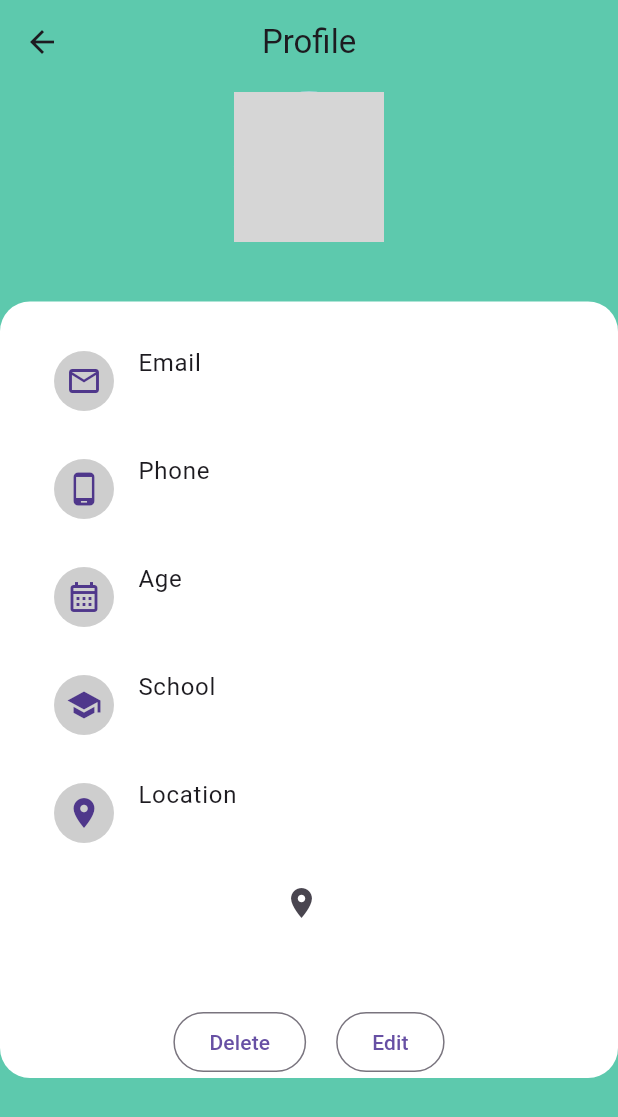
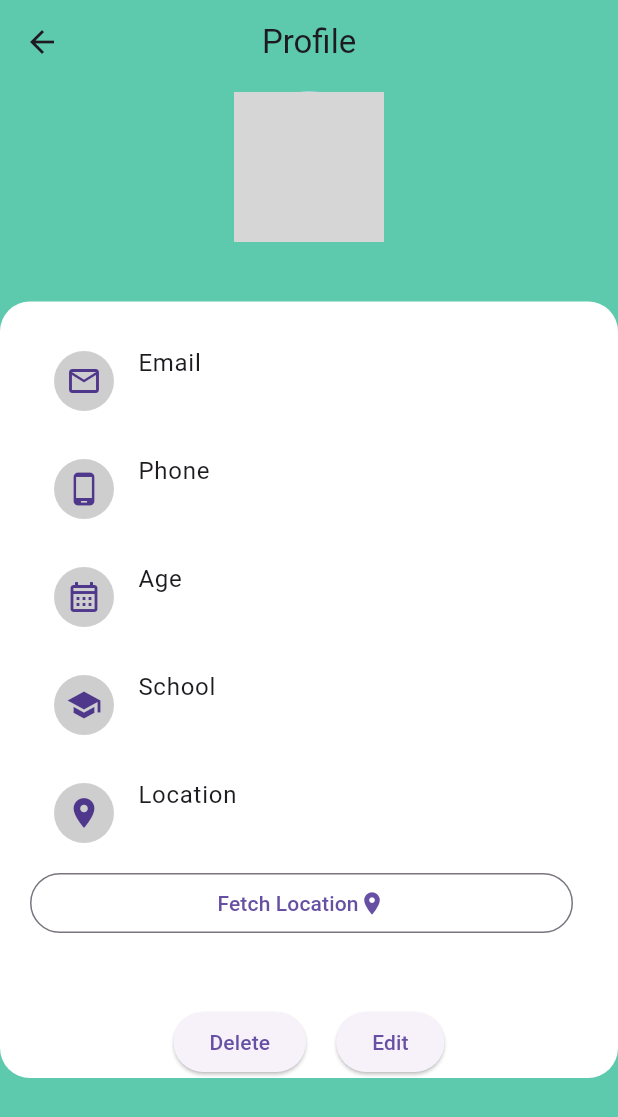
Before and after one commit to muhammed-shadil/firebase_student_login, a Flutter app: the Profilepage screen opened directly, on a phone screen of 412 x 824 dp. Shown: the top 1117 px of the screen. Run offline on Flutter 3.47's test engine with Material 3 defaults, Android fonts, the light colour scheme and no system bars; our stand-ins replace another_flutter_splash_screen, bloc, cloud_firestore, firebase_auth, firebase_core, firebase_messaging and 9 more; missing offline and left inert: app_settings; accounts and stored records are empty; network calls fail; grey boxes are pictures that could not be loaded.

Commit message:
final app with small changes

```diff
--- a/lib/view/screens/deletedialoge.dart
+++ b/lib/view/screens/deletedialoge.dart
@@ -40,6 +40,7 @@ class Deletescreen extends StatelessWidget {
         listener: (context, state) {
           if (state is Deletedloadingstate) {
             LoadingDialog.show(context);
+            // loadingsheet(context);
           }
          else if (state is Deletedstate) {
             LoadingDialog.hide(context);
--- a/lib/view/screens/loginscreen.dart
+++ b/lib/view/screens/loginscreen.dart
@@ -47,6 +47,7 @@ class Loginscreen extends StatelessWidget {
           child: BlocConsumer<AuthBlocBloc, AuthBlocState>(
             listener: (context, state) {
               if (state is AuthenticatedError) {
+
                 LoadingDialog.hide(context);
                 ScaffoldMessenger.of(context).showSnackBar(
                   SnackBar(
@@ -57,6 +58,7 @@ class Loginscreen extends StatelessWidget {
                 );
               } else if (state is AuthLoading) {
                 LoadingDialog.show(context);
+                // loadingsheet(context);
               } else if (state is Authenticated) {
                 LoadingDialog.hide(context);
                 WidgetsBinding.instance.addPostFrameCallback((_) {
--- a/lib/view/screens/profilepage.dart
+++ b/lib/view/screens/profilepage.dart
@@ -198,7 +198,7 @@ class _ProfilepageState extends State<Profilepage> {
                                                       Icons.location_on),
                                                 ),
                                         ),
-                                        IconButton(
+                                        OutlinedButton(
                                           onPressed: () {
                                             BlocProvider.of<FetchlocationBloc>(
                                                     context)
@@ -206,7 +206,11 @@ class _ProfilepageState extends State<Profilepage> {
                                                     email:
                                                         studentData['email']));
                                           },
-                                          icon: const Icon(Icons.location_on),
+                                          child: Row(mainAxisAlignment: MainAxisAlignment.center,
+                                            children: [Text("Fetch Location"),
+                                              const Icon(Icons.location_on),
+                                            ],
+                                          ),
                                         ),
                                       ],
                                     ),
@@ -214,7 +218,7 @@ class _ProfilepageState extends State<Profilepage> {
                                   Row(
                                     mainAxisAlignment: MainAxisAlignment.center,
                                     children: [
-                                      OutlinedButton(
+                                      ElevatedButton(
                                           onPressed: () {
                                             Navigator.push(
                                                 context,
@@ -226,7 +230,7 @@ class _ProfilepageState extends State<Profilepage> {
                                       const SizedBox(
                                         width: 20,
                                       ),
-                                      OutlinedButton(
+                                      ElevatedButton(
                                           onPressed: () {
                                             Navigator.push(
                                                 context,
```
Also changed, not shown: lib/view/screens/editscreen.dart (+46 -41 lines), lib/view/widgets/loading_indicator.dart (+13 -10 lines).
